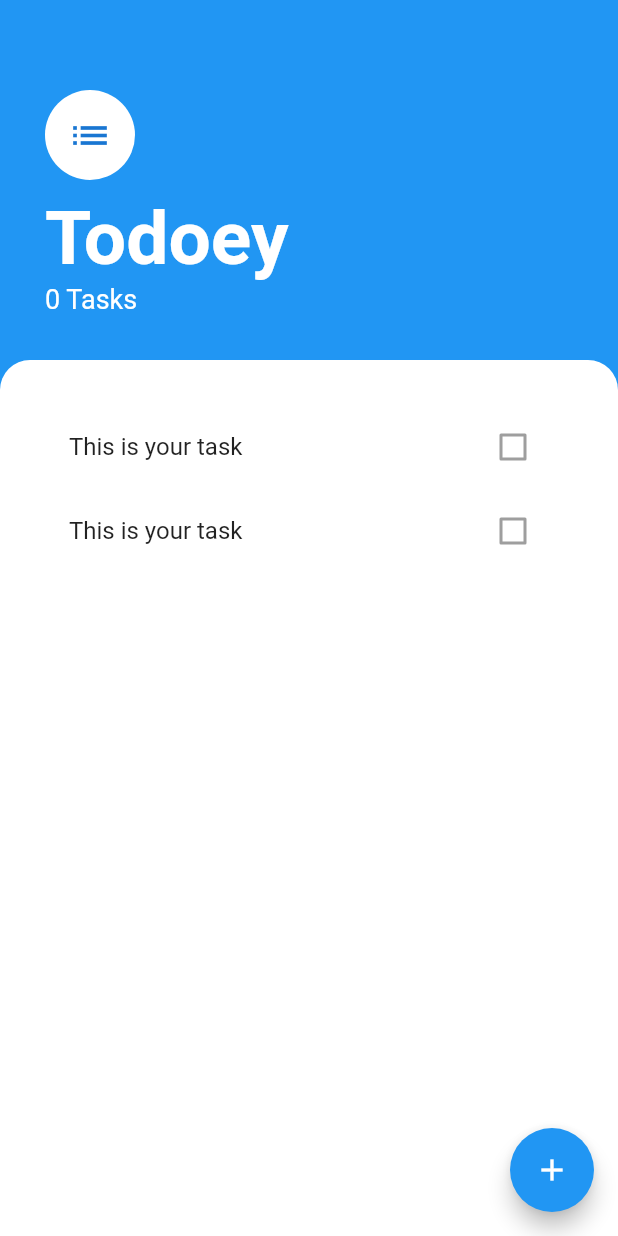
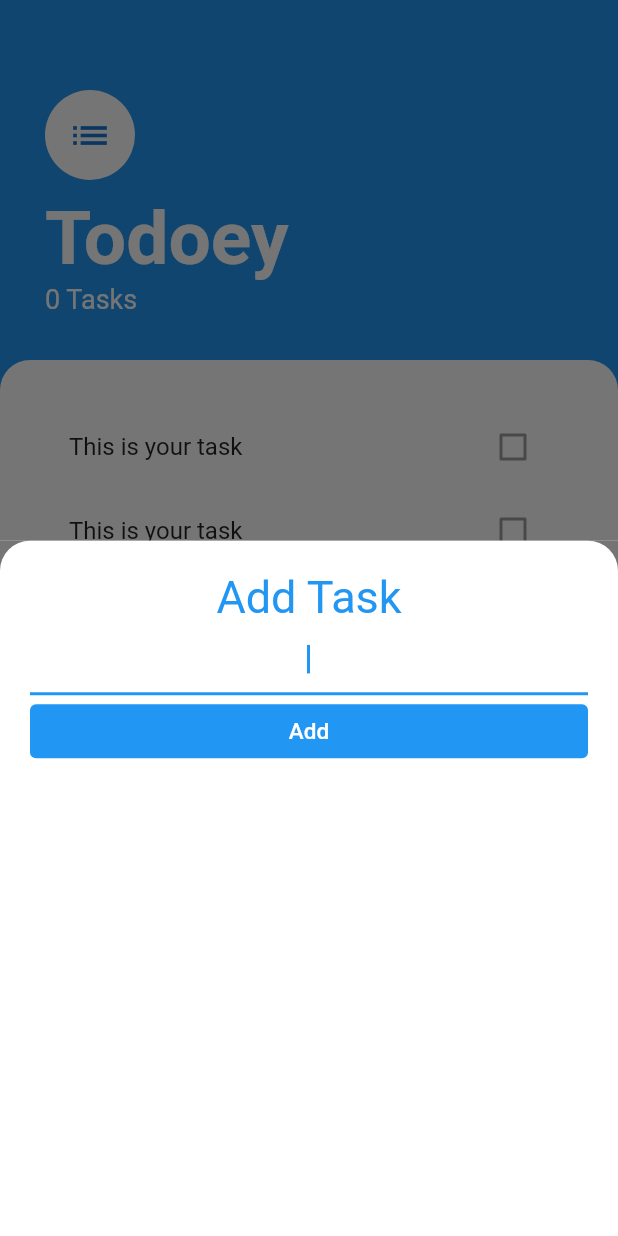
Before and after one commit to Sherry-jsp/todoey, a Flutter app: the screen it shows after launch, after a tap on the "add" icon, on a phone screen of 412 x 824 dp. Run offline on Flutter 3.47's test engine with Material 2 defaults, Android fonts, the phone set to English and light mode, and no system bars.

```diff
--- a/lib/main.dart
+++ b/lib/main.dart
@@ -1,14 +1,13 @@
 import 'package:flutter/material.dart';
 import 'package:todoey_app/screens/taskscreen.dart';
 
-void main() => runApp(const MyApp());
+void main() => runApp(MyApp());
 
 class MyApp extends StatelessWidget {
-  const MyApp({super.key});
 
   @override
   Widget build(BuildContext context) {
-    return const MaterialApp(
+    return MaterialApp(
       home: TasksScreen(),
     );
   }
--- /dev/null
+++ b/lib/screens/addTaskScreen.dart
@@ -0,0 +1,50 @@
+import 'package:flutter/material.dart';
+
+class AddTaskScreen extends StatelessWidget {
+  @override
+  Widget build(BuildContext context) {
+    return Container(
+      color: const Color(0xFF757575),
+      child: Container(
+        padding: EdgeInsets.all(20.0),
+        decoration: const BoxDecoration(
+          color: Colors.white,
+          borderRadius: BorderRadius.only(
+            topRight: Radius.circular(20.0),
+            topLeft: Radius.circular(20.0),
+          ),
+        ),
+        child: Column(
+          crossAxisAlignment: CrossAxisAlignment.stretch,
+          children: [
+            const Text(
+              'Add Task',
+              textAlign: TextAlign.center,
+              style: TextStyle(
+                fontSize: 30.0,
+                color: Colors.blue,
+              ),
+            ),
+            TextField(
+              autofocus: true,
+              textAlign: TextAlign.center,
+            ),
+            TextButton(
+              style: TextButton.styleFrom(
+                backgroundColor: Colors.blue,
+              ),
+              onPressed: null,
+              child: const Text(
+                'Add',
+                style: TextStyle(
+                    fontSize: 15.0,
+                    color: Colors.white,
+                ),
+              ),
+            ),
+          ],
+        ),
+      ),
+    );
+  }
+}
--- a/lib/screens/taskscreen.dart
+++ b/lib/screens/taskscreen.dart
@@ -1,18 +1,19 @@
 import 'package:flutter/material.dart';
+import 'package:todoey_app/screens/addTaskScreen.dart';
 import 'package:todoey_app/widgets/taskList.dart';
 
 class TasksScreen extends StatelessWidget {
-  const TasksScreen({super.key});
-
-
   @override
   Widget build(BuildContext context) {
     return Scaffold(
       backgroundColor: Colors.blue,
       floatingActionButton: FloatingActionButton(
-          onPressed: (){
-
-          },
+        onPressed: () {
+          showModalBottomSheet(
+            context: context,
+            builder: (context) => AddTaskScreen(),
+          );
+        },
         backgroundColor: Colors.blue,
         child: Icon(Icons.add),
       ),
@@ -20,7 +21,7 @@ class TasksScreen extends StatelessWidget {
         crossAxisAlignment: CrossAxisAlignment.start,
         children: [
           Container(
-            padding: const EdgeInsets.only(
+            padding: EdgeInsets.only(
                 top: 60.0, left: 30.0, right: 30.0, bottom: 30.0),
             child: const Column(
               crossAxisAlignment: CrossAxisAlignment.start,
```
